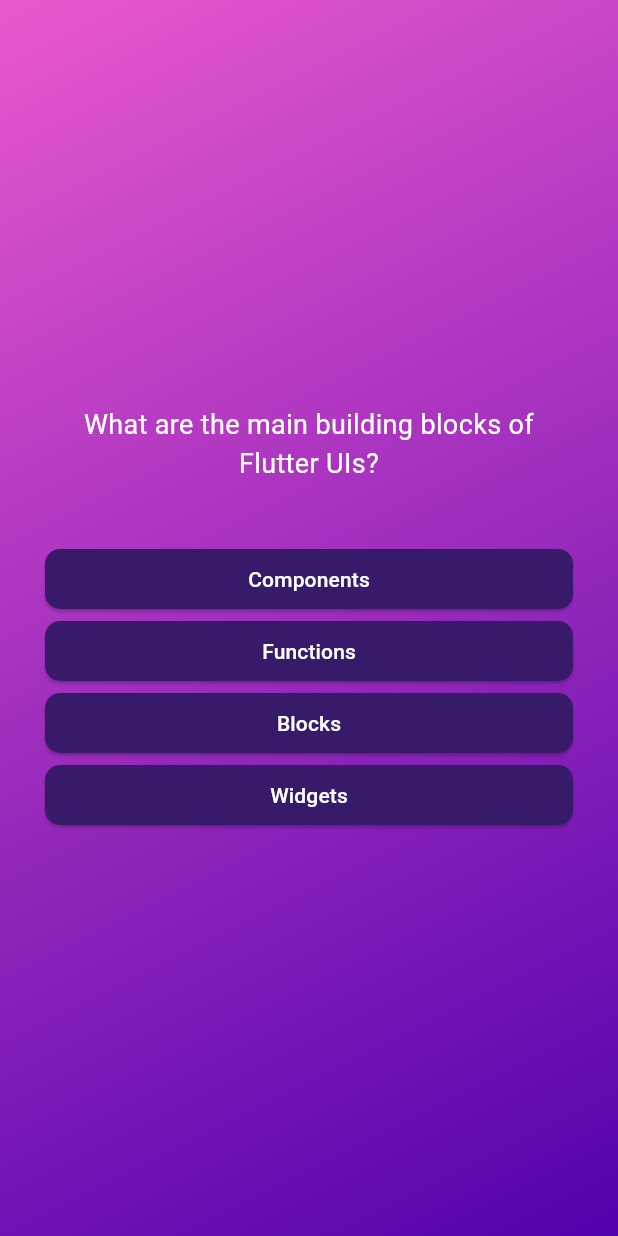
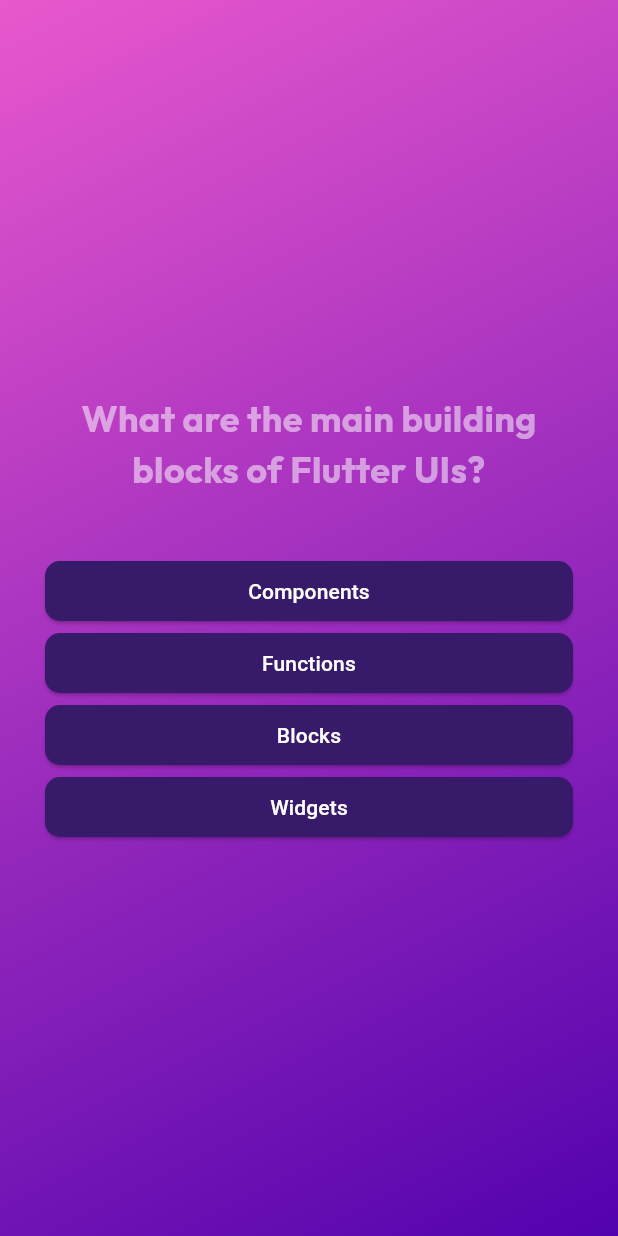
Before and after one commit to viniduminsara/Flutter_Quiz_App, a Flutter app: the screen it shows after launch, after a tap on "Start Quiz", on a phone screen of 412 x 824 dp. Run offline on Flutter 3.47's test engine with Material 3 defaults, Android fonts, the phone set to English and light mode, and no system bars; our stand-ins replace google_fonts.

Commit message:
add question navigation

```diff
--- a/lib/answer_button.dart
+++ b/lib/answer_button.dart
@@ -25,7 +25,10 @@ class AnswerButton extends StatelessWidget {
         ),
       ),
       onPressed: onTap,
-      child: Text(answerText),
+      child: Text(
+        answerText,
+        textAlign: TextAlign.center,
+      ),
     );
   }
 }
--- a/lib/question_screen.dart
+++ b/lib/question_screen.dart
@@ -1,6 +1,7 @@
 import 'package:flutter/material.dart';
 import 'package:advance_basics/answer_button.dart';
 import 'package:advance_basics/data/question.dart';
+import 'package:google_fonts/google_fonts.dart';
 
 class QusetionScreen extends StatefulWidget {
   const QusetionScreen({super.key});
@@ -12,10 +13,18 @@ class QusetionScreen extends StatefulWidget {
 }
 
 class _QuestionScreenState extends State<QusetionScreen> {
-  final currentQuestion = questions[0];
+  int questionIndex = 0;
+
+  void answerQuestion() {
+    setState(() {
+      questionIndex++;
+    });
+  }
 
   @override
   Widget build(BuildContext context) {
+    final currentQuestion = questions[questionIndex];
+
     return Container(
       margin: const EdgeInsets.all(30),
       child: SizedBox(
@@ -26,9 +35,10 @@ class _QuestionScreenState extends State<QusetionScreen> {
           children: [
             Text(
               currentQuestion.text,
-              style: const TextStyle(
-                color: Colors.white,
-                fontSize: 18,
+              style: GoogleFonts.outfit(
+                color: Color.fromARGB(133, 255, 255, 255),
+                fontSize: 24,
+                fontWeight: FontWeight.bold,
               ),
               textAlign: TextAlign.center,
             ),
@@ -36,7 +46,7 @@ class _QuestionScreenState extends State<QusetionScreen> {
             ...currentQuestion.getShuffledAnswers().map((answer) {
               return AnswerButton(
                 answerText: answer,
-                onTap: () {},
+                onTap: answerQuestion,
               );
             }),
           ],
--- a/pubspec.yaml
+++ b/pubspec.yaml
@@ -35,6 +35,7 @@ dependencies:
   # The following adds the Cupertino Icons font to your application.
   # Use with the CupertinoIcons class for iOS style icons.
   cupertino_icons: ^1.0.2
+  google_fonts: ^6.1.0
 
 dev_dependencies:
   flutter_test:
```
Also changed, not shown: pubspec.lock.
